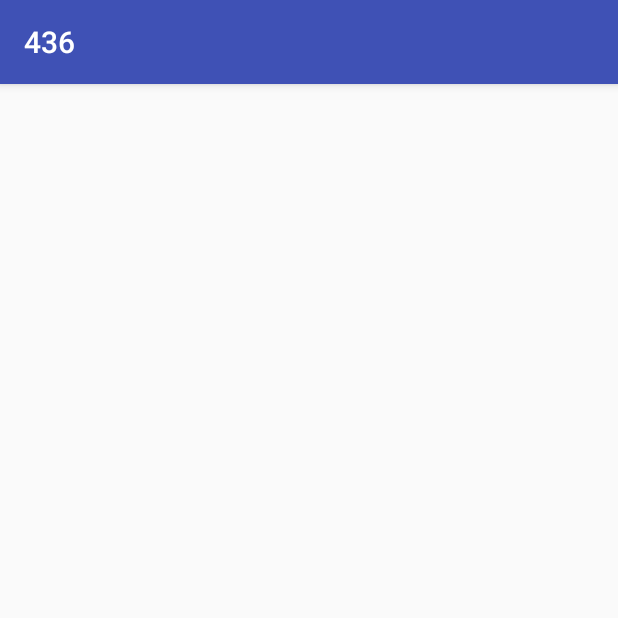
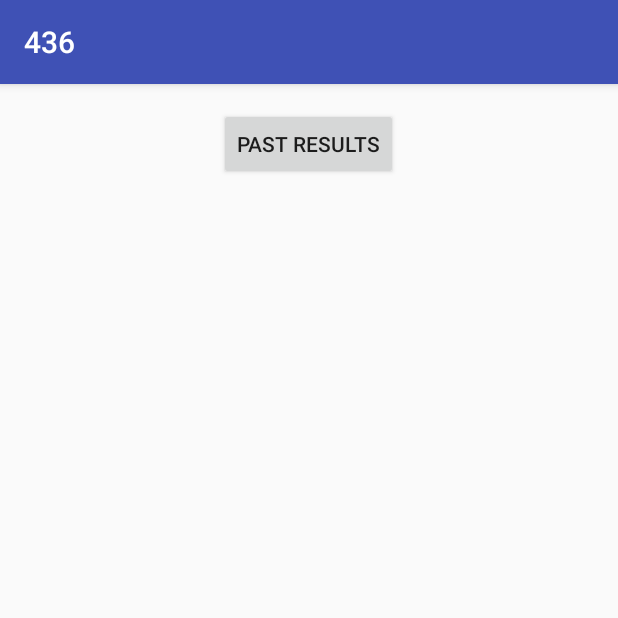
Before and after one commit to bmundt/436, an Android app: the SpiralResults screen opened directly, with no data from a screen before it, on a phone screen of 412 x 824 dp, the top half of it. Run offline under Robolectric (Android 15) with nearby library versions, the phone set to English and light mode, and no system bars.

Commit message:
created results page

```diff
--- a/app/src/main/res/layout/activity_spiral_results.xml
+++ b/app/src/main/res/layout/activity_spiral_results.xml
@@ -1,5 +1,7 @@
 <?xml version="1.0" encoding="utf-8"?>
 <RelativeLayout xmlns:android="http://schemas.android.com/apk/res/android"
+
+    xmlns:app="http://schemas.android.com/apk/res-auto"
     xmlns:tools="http://schemas.android.com/tools"
     android:id="@+id/activity_spiral_results"
     android:layout_width="match_parent"
@@ -10,4 +12,22 @@
     android:paddingTop="@dimen/activity_vertical_margin"
     tools:context="com.example.a436.SpiralResults">
 
+
+    <Button
+        android:text="Past Results"
+        android:layout_width="wrap_content"
+        android:layout_height="wrap_content"
+        android:layout_alignParentTop="true"
+        android:layout_centerHorizontal="true"
+        android:id="@+id/button2"
+        android:onClick="getPastResults" />
+
+    <ImageView
+        android:layout_width="wrap_content"
+        android:layout_height="wrap_content"
+        android:layout_below="@+id/button2"
+        android:layout_centerHorizontal="true"
+        android:layout_marginTop="88dp"
+        android:id="@+id/resultDisplay" />
+
 </RelativeLayout>
--- /dev/null
+++ b/app/src/main/res/values/attrs.xml
@@ -0,0 +1,6 @@
+<?xml version="1.0" encoding="utf-8"?>
+<resources>
+    <declare-styleable name="MyGallery">
+        <attr name="android:galleryItemBackground" />
+    </declare-styleable>
+</resources>
```
Also changed, not shown: app/src/main/java/com/example/a436/SpiralResults.java (+75 -1 lines), 3 other files.
